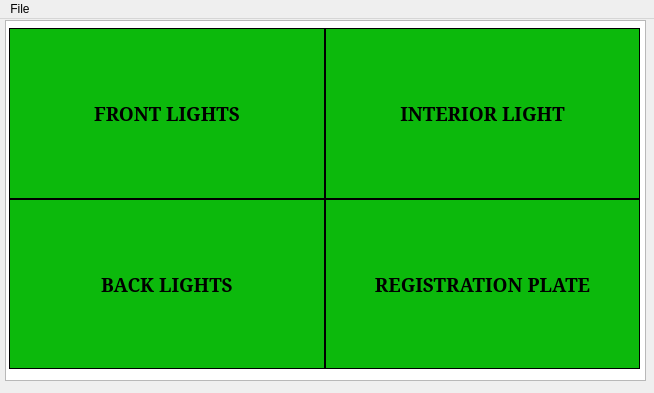
Before: the Qt Designer form GUI/lightView.ui in kaisabr/tdt4140DevelopmentTeam3, drawn with Qt 5.
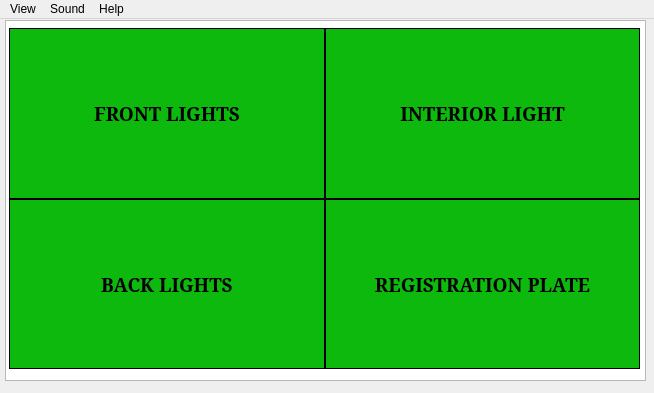
After: the same form once the commit is applied.

```diff
--- a/GUI/lightView.ui
+++ b/GUI/lightView.ui
@@ -147,10 +147,26 @@
    </property>
    <widget class="QMenu" name="menuFile">
     <property name="title">
-     <string>File</string>
+     <string>View</string>
+    </property>
+    <addaction name="actionSpeed_and_distance"/>
+    <addaction name="actionLight_mode"/>
+    <addaction name="actionRecent_messages"/>
+    <addaction name="actionQuit"/>
+   </widget>
+   <widget class="QMenu" name="menuSound">
+    <property name="title">
+     <string>Sound</string>
+    </property>
+   </widget>
+   <widget class="QMenu" name="menuHelp">
+    <property name="title">
+     <string>Help</string>
     </property>
    </widget>
    <addaction name="menuFile"/>
+   <addaction name="menuSound"/>
+   <addaction name="menuHelp"/>
   </widget>
  </widget>
  <resources/>
```
Left out of the diff: 22 changed lines with no effect on the pictures.
